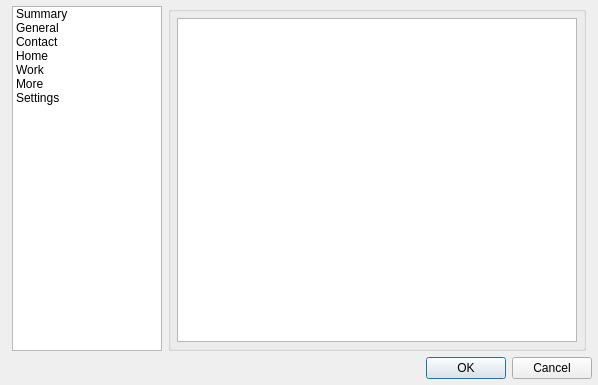
First picture: the form in src/widgets/windows/ContactWindow.ui, repository KittyIM/Client, before the edit.
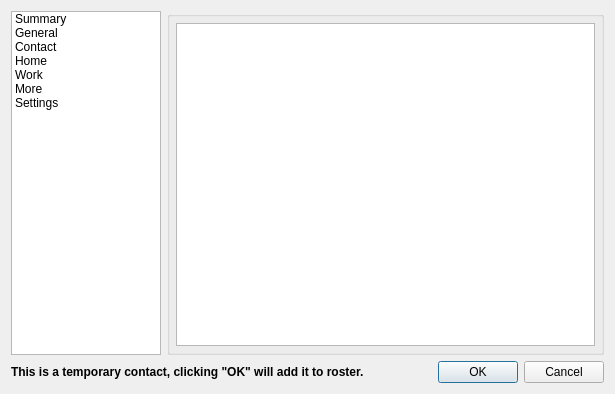
Second picture: the form after the edit. The open tabs and pages were chosen to show the change. Icons and pictures are not drawn.

Commit message: Add temporary contacts to roster from contact menu and ContactWindow.

Diff of the .ui file:
```diff
--- a/src/widgets/windows/ContactWindow.ui
+++ b/src/widgets/windows/ContactWindow.ui
@@ -6,8 +6,8 @@
    <rect>
     <x>0</x>
     <y>0</y>
-    <width>597</width>
-    <height>385</height>
+    <width>615</width>
+    <height>393</height>
    </rect>
   </property>
   <property name="windowTitle">
@@ -18,17 +18,29 @@
     <normaloff>:/icons/user.ico</normaloff>:/icons/user.ico</iconset>
   </property>
   <layout class="QGridLayout" name="gridLayout">
-   <property name="margin">
-    <number>6</number>
-   </property>
-   <item row="1" column="0" colspan="4">
+   <item row="1" column="1">
     <widget class="QDialogButtonBox" name="buttonBox">
      <property name="standardButtons">
       <set>QDialogButtonBox::Cancel|QDialogButtonBox::Ok</set>
      </property>
     </widget>
    </item>
-   <item row="0" column="1">
+   <item row="1" column="0">
+    <widget class="QLabel" name="temporaryLabel">
+     <property name="font">
+      <font>
+       <weight>75</weight>
+       <bold>true</bold>
+      </font>
+     </property>
+     <property name="text">
+      <string>This is a temporary contact, clicking &quot;OK&quot; will add it to roster.</string>
+     </property>
+    </widget>
+   </item>
+   <item row="0" column="0" colspan="2">
+    <layout class="QHBoxLayout" name="horizontalLayout_5">
+     <item>
     <widget class="QTreeWidget" name="treeWidget">
      <property name="minimumSize">
       <size>
@@ -90,7 +102,7 @@
      </item>
     </widget>
    </item>
-   <item row="0" column="2">
+     <item>
     <widget class="QGroupBox" name="groupBox">
      <property name="styleSheet">
       <string notr="true">#groupBox { font-weight: bold; }</string>
@@ -856,6 +868,8 @@
       </item>
      </layout>
     </widget>
+     </item>
+    </layout>
    </item>
   </layout>
  </widget>
```
Left out of the diff: 2 changed lines with no effect on the pictures. Lines whose indentation alone changed are shown as unchanged. The commit also changes 7 other files.
